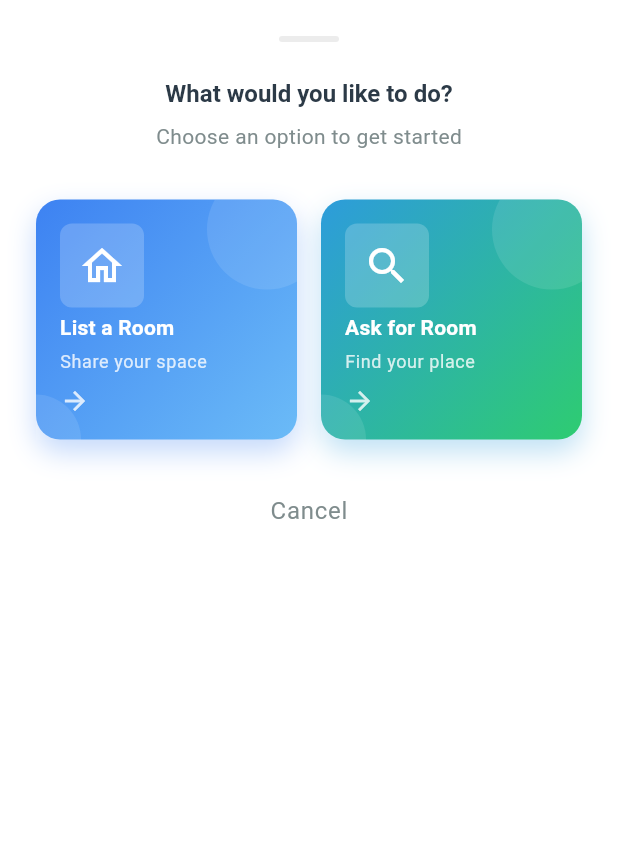
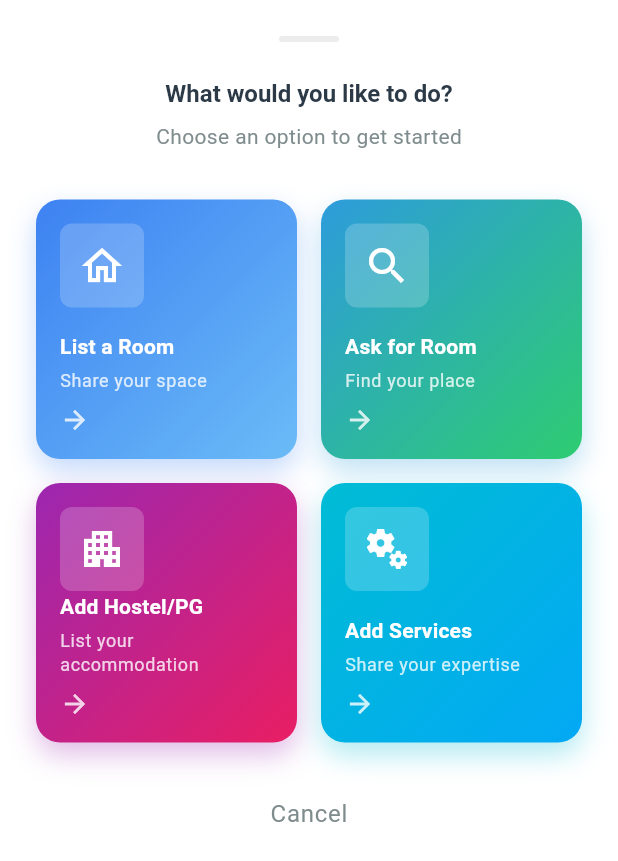
Before and after one commit to crimeface/buddy, a Flutter app: the ActionBottomSheet widget shown alone on an empty page, opened directly, on a phone screen of 412 x 824 dp. Shown: the top 861 px of the screen. Run offline on Flutter 3.47's test engine with Material 3 defaults, Android fonts, the phone set to English and light mode, and no system bars; our stand-ins replace cached_network_image, firebase_auth, firebase_core, firebase_database, shimmer; accounts and stored records are empty; network calls fail.

Commit message:
4 buttons commit

```diff
--- a/lib/widgets/action_sheet.dart
+++ b/lib/widgets/action_sheet.dart
@@ -53,9 +53,13 @@ class _ActionBottomSheetState extends State<ActionBottomSheet>
   Widget build(BuildContext context) {
     return AnimatedBuilder(
       animation: _animationController,
-      builder: (context, child) {
+      builder: (context, _) {
         return Transform.translate(
           offset: Offset(0, 400 * _slideAnimation.value),
+          child: ConstrainedBox(
+            constraints: BoxConstraints(
+              maxHeight: MediaQuery.of(context).size.height * 0.95,
+            ),
             child: Container(
               padding: const EdgeInsets.all(BuddyTheme.spacingLg),
               decoration: const BoxDecoration(
@@ -65,6 +69,7 @@ class _ActionBottomSheetState extends State<ActionBottomSheet>
                   topRight: Radius.circular(BuddyTheme.borderRadiusXl),
                 ),
               ),
+              child: SingleChildScrollView(
                 child: Column(
                   mainAxisSize: MainAxisSize.min,
                   children: [
@@ -95,7 +100,9 @@ class _ActionBottomSheetState extends State<ActionBottomSheet>
                     ),
                     const SizedBox(height: BuddyTheme.spacingXl),
 
-                // Action buttons
+                    // Action buttons grid
+                    Column(
+                      children: [
                         Row(
                           children: [
                             Expanded(
@@ -151,6 +158,54 @@ class _ActionBottomSheetState extends State<ActionBottomSheet>
                             ),
                           ],
                         ),
+                        const SizedBox(height: BuddyTheme.spacingMd),
+                        Row(
+                          children: [
+                            Expanded(
+                              child: Transform.scale(
+                                scale: _scaleAnimation.value,
+                                child: _buildActionButton(
+                                  context,
+                                  title: 'Add Hostel/PG',
+                                  subtitle: 'List your accommodation',
+                                  icon: Icons.apartment_outlined,
+                                  gradient: const LinearGradient(
+                                    colors: [Color(0xFF9C27B0), Color(0xFFE91E63)],
+                                    begin: Alignment.topLeft,
+                                    end: Alignment.bottomRight,
+                                  ),
+                                  onTap: () {
+                                    Navigator.pop(context);
+                                    // TODO: Navigate to Hostel/PG form
+                                  },
+                                ),
+                              ),
+                            ),
+                            const SizedBox(width: BuddyTheme.spacingMd),
+                            Expanded(
+                              child: Transform.scale(
+                                scale: _scaleAnimation.value,
+                                child: _buildActionButton(
+                                  context,
+                                  title: 'Add Services',
+                                  subtitle: 'Share your expertise',
+                                  icon: Icons.miscellaneous_services_outlined,
+                                  gradient: const LinearGradient(
+                                    colors: [Color(0xFF00BCD4), Color(0xFF03A9F4)],
+                                    begin: Alignment.topLeft,
+                                    end: Alignment.bottomRight,
+                                  ),
+                                  onTap: () {
+                                    Navigator.pop(context);
+                                    // TODO: Navigate to Services form
+                                  },
+                                ),
+                              ),
+                            ),
+                          ],
+                        ),
+                      ],
+                    ),
 
                     const SizedBox(height: BuddyTheme.spacingLg),
 
@@ -172,6 +227,8 @@ class _ActionBottomSheetState extends State<ActionBottomSheet>
                   ],
                 ),
               ),
+            ),
+          ),
         );
       },
     );
@@ -188,7 +245,7 @@ class _ActionBottomSheetState extends State<ActionBottomSheet>
   return GestureDetector(
     onTap: onTap,
     child: Container(
-        height: 160,
+  height: 173, // Reduced from 175
   decoration: BoxDecoration(
     gradient: gradient,
     borderRadius: BorderRadius.circular(BuddyTheme.borderRadiusLg),
@@ -202,31 +259,7 @@ class _ActionBottomSheetState extends State<ActionBottomSheet>
   ),
   child: Stack(
     children: [
-            // Background decoration
-            Positioned(
-              top: -20,
-              right: -20,
-              child: Container(
-                width: 80,
-                height: 80,
-                decoration: BoxDecoration(
-                  shape: BoxShape.circle,
-                  color: Colors.white.withOpacity(0.1),
-                ),
-              ),
-            ),
-            Positioned(
-              bottom: -30,
-              left: -30,
-              child: Container(
-                width: 60,
-                height: 60,
-                decoration: BoxDecoration(
-                  shape: BoxShape.circle,
-                  color: Colors.white.withOpacity(0.1),
-                ),
-              ),
-            ),
+      // Decorative circles (unchanged)...
 
       // Content
       Padding(
@@ -257,18 +290,21 @@ class _ActionBottomSheetState extends State<ActionBottomSheet>
                     color: Colors.white,
                     fontWeight: FontWeight.bold,
                   ),
+              maxLines: 1,
+              overflow: TextOverflow.ellipsis,
             ),
             const SizedBox(height: BuddyTheme.spacingXxs),
             Text(
               subtitle,
               style: Theme.of(context).textTheme.bodySmall?.copyWith(
                     color: Colors.white.withOpacity(0.8),
+                    fontSize: 12, // Slightly reduced font size
                   ),
+              maxLines: 2,
+              overflow: TextOverflow.ellipsis,
+              softWrap: true,
             ),
-
             const SizedBox(height: BuddyTheme.spacingXs),
-
-                  // Arrow icon
             Icon(
               Icons.arrow_forward,
               color: Colors.white.withOpacity(0.8),
@@ -282,6 +318,4 @@ class _ActionBottomSheetState extends State<ActionBottomSheet>
 ),
   );
 }
-
-
 }
```
Lines whose indentation alone changed are shown as unchanged.
